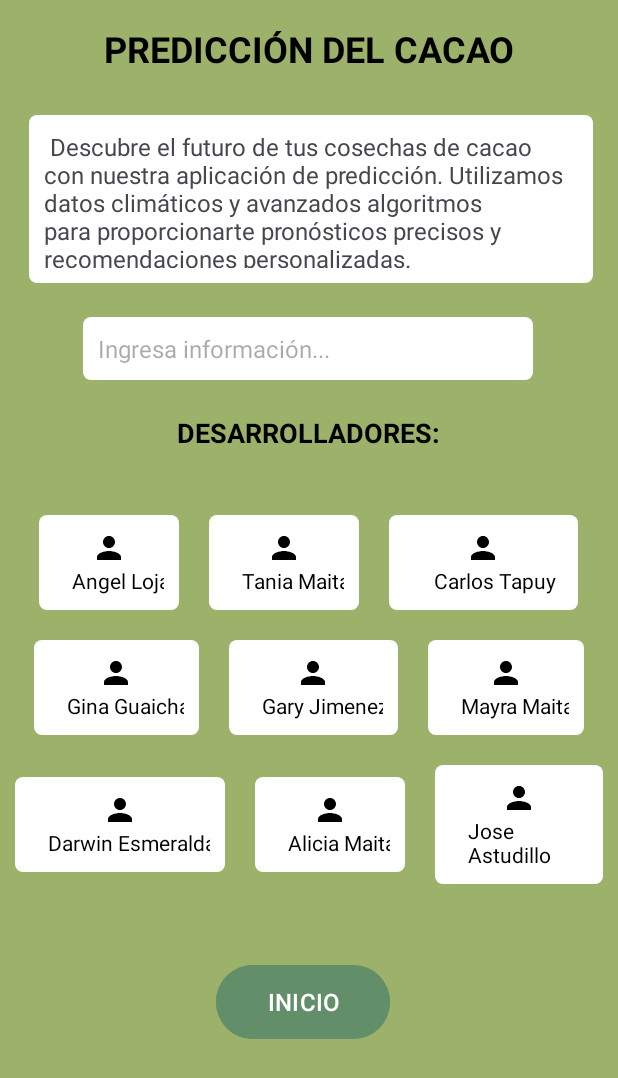
After one commit to Gino-Loja/pafta, an Android app: the Acercade screen opened directly, with no data from a screen before it, on a phone screen of 412 x 824 dp. The commit adds this screen. Shown: the top 1078 px of the screen. Run offline under Robolectric (Android 15) with nearby library versions, the phone set to English and light mode, and no system bars.

Commit message:
vistas modificadas

```diff
--- a/app/src/main/AndroidManifest.xml
+++ b/app/src/main/AndroidManifest.xml
@@ -12,6 +12,9 @@
         android:supportsRtl="true"
         android:theme="@style/Theme.Pafta"
         tools:targetApi="31">
+        <activity
+            android:name=".ui.acercade.Acercade"
+            android:exported="false" />
         <activity
             android:name=".ui.historial.Historial"
             android:exported="false" />
--- /dev/null
+++ b/app/src/main/java/com/example/pafta/ui/acercade/Acercade.kt
@@ -0,0 +1,25 @@
+package com.example.pafta.ui.acercade
+
+import android.content.Intent
+import androidx.appcompat.app.AppCompatActivity
+import android.os.Bundle
+import android.widget.Button
+import com.example.pafta.R
+import com.example.pafta.ui.home.Inicio
+
+class Acercade : AppCompatActivity() {
+
+    lateinit var botonInicioAcercade:Button
+    override fun onCreate(savedInstanceState: Bundle?) {
+        super.onCreate(savedInstanceState)
+        setContentView(R.layout.activity_acercade)
+        botonInicioAcercade = findViewById(R.id.botonInicioAcercade)
+        botonInicioAcercade.setOnClickListener {
+            val intent = Intent(this, Inicio::class.java)
+            startActivity(intent)
+            finish()
+        }
+    }
+
+
+}
--- a/app/src/main/java/com/example/pafta/ui/historial/Historial.kt
+++ b/app/src/main/java/com/example/pafta/ui/historial/Historial.kt
@@ -3,7 +3,9 @@ package com.example.pafta.ui.historial
 import android.content.Intent
 import androidx.appcompat.app.AppCompatActivity
 import android.os.Bundle
+import android.widget.ArrayAdapter
 import android.widget.Button
+import android.widget.Spinner
 import com.example.pafta.R
 import com.example.pafta.ui.home.Inicio
 
@@ -11,6 +13,22 @@ class Historial : AppCompatActivity() {
     override fun onCreate(savedInstanceState: Bundle?) {
         super.onCreate(savedInstanceState)
         setContentView(R.layout.activity_historial)
+
+
+        val spinner: Spinner = findViewById(R.id.spinnerHistorial)
+
+        // Obtén el array de valores desde los recursos
+        val valores: Array<String> = resources.getStringArray(R.array.spinner_values)
+
+        // Crea un ArrayAdapter usando el array de valores y un diseño de spinner predeterminado
+        val adapter: ArrayAdapter<String> = ArrayAdapter(this, android.R.layout.simple_spinner_item, valores)
+
+        // Especifica el diseño del drop-down que se mostrará cuando el Spinner esté abierto
+        adapter.setDropDownViewResource(android.R.layout.simple_spinner_dropdown_item)
+        // Asigna el adaptador al Spinner
+
+        spinner.adapter = adapter
+
 
         findViewById<Button>(R.id.btnFechaInicio).setOnClickListener {
             val newFragment = DatePickerFragment()
@@ -24,7 +42,10 @@ class Historial : AppCompatActivity() {
         findViewById<Button>(R.id.btnInicio).setOnClickListener {
             val intent = Intent(this, Inicio::class.java)
             startActivity(intent)
+            finish()
         }
+
+
 
 
     }
--- a/app/src/main/java/com/example/pafta/ui/home/Inicio.kt
+++ b/app/src/main/java/com/example/pafta/ui/home/Inicio.kt
@@ -7,12 +7,14 @@ import android.widget.ArrayAdapter
 import android.widget.Button
 import android.widget.Spinner
 import com.example.pafta.R
+import com.example.pafta.ui.acercade.Acercade
 import com.example.pafta.ui.historial.Historial
 import com.example.pafta.ui.prediccion.Predicciones
 
 class Inicio : AppCompatActivity() {
 
     lateinit var botonPrediccion:Button
+    lateinit var btnAcercade:Button
     override fun onCreate(savedInstanceState: Bundle?) {
         super.onCreate(savedInstanceState)
         setContentView(R.layout.activity_inicio)
@@ -31,12 +33,17 @@ class Inicio : AppCompatActivity() {
         spinner.adapter = adapter
 
         botonPrediccion = findViewById(R.id.btn_prediccion)
-
+        btnAcercade = findViewById(R.id.btn_acercade)
         botonPrediccion.setOnClickListener {
             val intent = Intent(this, Predicciones::class.java)
             startActivity(intent)
+            finish()
         }
 
-
+        btnAcercade.setOnClickListener {
+            val intent = Intent(this, Acercade::class.java)
+            startActivity(intent)
+            finish()
+        }
     }
 }
--- a/app/src/main/java/com/example/pafta/ui/prediccion/Predicciones.kt
+++ b/app/src/main/java/com/example/pafta/ui/prediccion/Predicciones.kt
@@ -5,10 +5,12 @@ import android.graphics.Color
 import androidx.appcompat.app.AppCompatActivity
 import android.os.Bundle
 import android.util.Log
+import android.widget.Button
 import android.widget.ImageView
 
 import com.example.pafta.R
 import com.example.pafta.ui.historial.Historial
+import com.example.pafta.ui.home.Inicio
 import com.github.mikephil.charting.charts.LineChart
 import com.github.mikephil.charting.components.Description
 import com.github.mikephil.charting.components.XAxis
@@ -35,8 +37,14 @@ class Predicciones : AppCompatActivity() {
         findViewById<ImageView>(R.id.ivImagen).setOnClickListener {
             val intent = Intent(this, Historial::class.java)
             startActivity(intent)
+            finish()
         }
 
+        findViewById<Button>(R.id.bInicioPrediccion).setOnClickListener {
+            val intent = Intent(this, Inicio::class.java)
+            startActivity(intent)
+            finish()
+        }
 
         lineChart = findViewById(R.id.chart)
         var descripcion: Description = Description()
--- /dev/null
+++ b/app/src/main/res/drawable/ic_user.xml
@@ -0,0 +1,5 @@
+<vector android:height="24dp" android:tint="#000000"
+    android:viewportHeight="24" android:viewportWidth="24"
+    android:width="24dp" xmlns:android="http://schemas.android.com/apk/res/android">
+    <path android:fillColor="@android:color/white" android:pathData="M12,12c2.21,0 4,-1.79 4,-4s-1.79,-4 -4,-4 -4,1.79 -4,4 1.79,4 4,4zM12,14c-2.67,0 -8,1.34 -8,4v2h16v-2c0,-2.66 -5.33,-4 -8,-4z"/>
+</vector>
--- /dev/null
+++ b/app/src/main/res/layout/activity_acercade.xml
@@ -0,0 +1,356 @@
+<?xml version="1.0" encoding="utf-8"?>
+<androidx.constraintlayout.widget.ConstraintLayout xmlns:android="http://schemas.android.com/apk/res/android"
+    xmlns:app="http://schemas.android.com/apk/res-auto"
+    xmlns:tools="http://schemas.android.com/tools"
+    android:layout_width="match_parent"
+    android:layout_height="match_parent"
+    android:background="@color/fondo_ini"
+    tools:context=".ui.acercade.Acercade">
+
+    <TextView
+        android:id="@+id/titulo"
+        android:layout_width="wrap_content"
+        android:layout_height="wrap_content"
+        android:layout_marginTop="16dp"
+        android:text="PREDICCIÓN DEL CACAO"
+        android:textColor="@android:color/black"
+        android:textSize="24sp"
+        android:textStyle="bold"
+        app:layout_constraintBottom_toTopOf="@+id/infoGenerica"
+        app:layout_constraintEnd_toEndOf="parent"
+        app:layout_constraintStart_toStartOf="parent"
+        app:layout_constraintTop_toTopOf="parent" />
+
+    <!-- Nombres de Desarrolladores en Dos Columnas Centradas -->
+
+    <TextView
+        android:id="@+id/infoGenerica"
+        android:layout_width="376dp"
+        android:layout_height="112dp"
+        android:layout_marginTop="28dp"
+        android:background="@drawable/view_reondeada_variables"
+        android:padding="10dp"
+        android:text=" Descubre el futuro de tus cosechas de cacao con nuestra aplicación de predicción. Utilizamos datos climáticos y avanzados algoritmos para proporcionarte pronósticos precisos y recomendaciones personalizadas. "
+        android:textSize="16sp"
+        app:layout_constraintEnd_toEndOf="parent"
+        app:layout_constraintHorizontal_bias="0.542"
+        app:layout_constraintStart_toStartOf="parent"
+        app:layout_constraintTop_toBottomOf="@+id/titulo" />
+
+    <EditText
+        android:id="@+id/cuadroTexto"
+        android:layout_width="300dp"
+        android:layout_height="wrap_content"
+        android:background="@drawable/view_reondeada_variables"
+        android:hint="Ingresa información..."
+        android:padding="10dp"
+        android:textSize="16sp"
+        app:layout_constraintBottom_toTopOf="@+id/desarrolladoresLabel"
+        app:layout_constraintEnd_toEndOf="parent"
+        app:layout_constraintHorizontal_bias="0.495"
+        app:layout_constraintStart_toStartOf="parent"
+        app:layout_constraintTop_toBottomOf="@+id/infoGenerica" />
+
+    <LinearLayout
+        android:id="@+id/desarrolladoresContainer"
+        android:layout_width="match_parent"
+        android:layout_height="wrap_content"
+        android:layout_marginTop="80dp"
+        android:orientation="vertical"
+
+        app:layout_constraintEnd_toEndOf="parent"
+        app:layout_constraintStart_toStartOf="parent"
+        app:layout_constraintTop_toBottomOf="@+id/cuadroTexto">
+
+        <LinearLayout
+            android:layout_width="match_parent"
+            android:layout_height="wrap_content"
+            android:gravity="center"
+            android:orientation="horizontal">
+
+            <LinearLayout
+                android:layout_width="wrap_content"
+                android:layout_height="wrap_content"
+                android:layout_margin="10dp"
+                android:layout_marginBottom="8dp"
+                android:background="@drawable/view_reondeada_variables"
+                android:gravity="center"
+                android:orientation="vertical"
+                android:padding="10dp">
+
+                <ImageView
+                    android:layout_width="24dp"
+                    android:layout_height="24dp"
+                    android:gravity="center"
+
+                    android:src="@drawable/ic_user" />
+
+                <TextView
+                    android:layout_width="wrap_content"
+                    android:layout_height="wrap_content"
+                    android:layout_marginStart="8dp"
+                    android:text="Angel Loja"
+                    android:textColor="@android:color/black"
+                    android:textSize="14sp" />
+
+            </LinearLayout>
+
+            <!-- Añade más nombres según sea necesario -->
+            <!-- ... -->
+            <LinearLayout
+                android:layout_width="wrap_content"
+                android:layout_height="wrap_content"
+                android:layout_margin="10dp"
+                android:layout_marginBottom="8dp"
+                android:background="@drawable/view_reondeada_variables"
+                android:gravity="center"
+                android:orientation="vertical"
+                android:padding="10dp"
+
+                >
+
+                <ImageView
+                    android:layout_width="24dp"
+                    android:layout_height="24dp"
+                    android:src="@drawable/ic_user" />
+
+                <TextView
+                    android:layout_width="wrap_content"
+                    android:layout_height="wrap_content"
+                    android:layout_marginStart="8dp"
+                    android:text="Tania Maita"
+                    android:textColor="@android:color/black"
+                    android:textSize="14sp" />
+            </LinearLayout>
+
+            <LinearLayout
+                android:layout_width="wrap_content"
+                android:layout_height="wrap_content"
+                android:layout_margin="10dp"
+                android:layout_marginBottom="8dp"
+                android:background="@drawable/view_reondeada_variables"
+                android:gravity="center"
+                android:orientation="vertical"
+                android:padding="10dp">
+
+                <ImageView
+                    android:layout_width="24dp"
+                    android:layout_height="24dp"
+                    android:src="@drawable/ic_user" />
+
+                <TextView
+                    android:id="@+id/textView"
+                    android:layout_width="wrap_content"
+                    android:layout_height="wrap_content"
+                    android:layout_marginStart="8dp"
+                    android:text="Carlos Tapuy"
+                    android:textColor="@android:color/black"
+                    android:textSize="14sp" />
+
+                <TextView
+                    android:layout_width="wrap_content"
+                    android:layout_height="@+id/infoGenerica"
+                    android:layout_marginStart="8dp"
+                    android:text="GARY JIMENEZ"
+                    android:textColor="@android:color/black"
+                    android:textSize="14sp" />
+            </LinearLayout>
+        </LinearLayout>
+        <!-- Cuadro blanco bonito con ícono de usuario y nombre -->
+
+
+        <androidx.appcompat.widget.LinearLayoutCompat
+            android:layout_width="match_parent"
+            android:layout_height="wrap_content"
+            android:gravity="center"
+            android:orientation="horizontal">
+
+            <LinearLayout
+                android:layout_width="wrap_content"
+                android:layout_height="wrap_content"
+                android:layout_margin="10dp"
+                android:layout_marginBottom="8dp"
+                android:background="@drawable/view_reondeada_variables"
+                android:gravity="center"
+                android:orientation="vertical"
+                android:padding="10dp">
+
+                <ImageView
+                    android:layout_width="24dp"
+                    android:layout_height="24dp"
+                    android:src="@drawable/ic_user" />
+
+                <TextView
+                    android:layout_width="wrap_content"
+                    android:layout_height="wrap_content"
+                    android:layout_marginStart="8dp"
+                    android:text="Gina Guaicha"
+                    android:textColor="@android:color/black"
+                    android:textSize="14sp" />
+            </LinearLayout>
+
+            <LinearLayout
+                android:layout_width="wrap_content"
+                android:layout_height="wrap_content"
+                android:layout_margin="10dp"
+                android:layout_marginBottom="8dp"
+                android:background="@drawable/view_reondeada_variables"
+                android:gravity="center"
+                android:orientation="vertical"
+                android:padding="10dp"
+
+                >
+
+                <ImageView
+                    android:layout_width="24dp"
+                    android:layout_height="24dp"
+                    android:src="@drawable/ic_user" />
+
+                <TextView
+                    android:layout_width="wrap_content"
+                    android:layout_height="wrap_content"
+                    android:layout_marginStart="8dp"
+                    android:text="Gary Jimenez"
+                    android:textColor="@android:color/black"
+                    android:textSize="14sp" />
+            </LinearLayout>
+
+            <LinearLayout
+                android:layout_width="wrap_content"
+                android:layout_height="wrap_content"
+                android:layout_margin="10dp"
+                android:layout_marginBottom="8dp"
+                android:background="@drawable/view_reondeada_variables"
+                android:gravity="center"
+                android:orientation="vertical"
+                android:padding="10dp">
+
+                <ImageView
+                    android:layout_width="24dp"
+                    android:layout_height="24dp"
+                    android:src="@drawable/ic_user" />
+
+                <TextView
+                    android:layout_width="wrap_content"
+                    android:layout_height="wrap_content"
+                    android:layout_marginStart="8dp"
+                    android:text="Mayra Maita"
+                    android:textColor="@android:color/black"
+                    android:textSize="14sp" />
+            </LinearLayout>
+
+        </androidx.appcompat.widget.LinearLayoutCompat>
+
+        <androidx.appcompat.widget.LinearLayoutCompat
+            android:layout_width="match_parent"
+            android:layout_height="wrap_content"
+            android:gravity="center"
+            android:orientation="horizontal">
+
+            <LinearLayout
+                android:layout_width="wrap_content"
+                android:layout_height="wrap_content"
+                android:layout_margin="10dp"
+                android:layout_marginBottom="8dp"
+                android:background="@drawable/view_reondeada_variables"
+                android:gravity="center"
+                android:orientation="vertical"
+                android:padding="10dp">
+
+                <ImageView
+                    android:layout_width="24dp"
+                    android:layout_height="24dp"
+                    android:src="@drawable/ic_user" />
+
+                <TextView
+                    android:layout_width="wrap_content"
+                    android:layout_height="wrap_content"
+                    android:layout_marginStart="8dp"
+                    android:text="Darwin Esmeralda"
+                    android:textColor="@android:color/black"
+                    android:textSize="14sp" />
+            </LinearLayout>
+
+            <LinearLayout
+                android:layout_width="wrap_content"
+                android:layout_height="wrap_content"
+                android:layout_margin="10dp"
+                android:layout_marginBottom="8dp"
+                android:background="@drawable/view_reondeada_variables"
+                android:gravity="center"
+                android:orientation="vertical"
+                android:padding="10dp">
+
+                <ImageView
+                    android:layout_width="24dp"
+                    android:layout_height="24dp"
+                    android:src="@drawable/ic_user" />
+
+                <TextView
+                    android:layout_width="wrap_content"
+                    android:layout_height="wrap_content"
+                    android:layout_marginStart="8dp"
+                    android:text="Alicia Maita"
+                    android:textColor="@android:color/black"
+                    android:textSize="14sp" />
+            </LinearLayout>
+
+            <LinearLayout
+                android:layout_width="wrap_content"
+                android:layout_height="wrap_content"
+                android:layout_margin="10dp"
+                android:layout_marginBottom="8dp"
+                android:background="@drawable/view_reondeada_variables"
+                android:gravity="center"
+                android:orientation="vertical"
+                android:padding="10dp">
+
+                <ImageView
+                    android:layout_width="24dp"
+                    android:layout_height="24dp"
+                    android:src="@drawable/ic_user" />
+
+                <TextView
+                    android:layout_width="wrap_content"
+                    android:layout_height="wrap_content"
+                    android:layout_marginStart="8dp"
+                    android:text="Jose Astudillo"
+                    android:textColor="@android:color/black"
+                    android:textSize="14sp" />
+            </LinearLayout>
+        </androidx.appcompat.widget.LinearLayoutCompat>
+
+
+    </LinearLayout>
+
+    <TextView
+        android:id="@+id/desarrolladoresLabel"
+        android:layout_width="wrap_content"
+        android:layout_height="wrap_content"
+        android:layout_row="0"
+        android:layout_column="6"
+        android:layout_gravity="center_horizontal"
+        android:layout_marginTop="276dp"
+        android:text="DESARROLLADORES:"
+        android:textColor="@android:color/black"
+        android:textSize="18sp"
+        android:textStyle="bold"
+        app:layout_constraintEnd_toEndOf="parent"
+        app:layout_constraintStart_toStartOf="parent"
+        app:layout_constraintTop_toTopOf="parent" />
+
+    <Button
+        android:id="@+id/botonInicioAcercade"
+        android:layout_width="116dp"
+        android:layout_height="57dp"
+        android:layout_marginStart="144dp"
+        android:layout_marginTop="40dp"
+        android:backgroundTint="@color/botones"
+        android:padding="10dp"
+        android:text="INICIO"
+        android:textColor="@android:color/white"
+        android:textSize="16sp"
+        app:layout_constraintStart_toStartOf="parent"
+        app:layout_constraintTop_toBottomOf="@+id/desarrolladoresContainer" />
+
+</androidx.constraintlayout.widget.ConstraintLayout>
--- a/app/src/main/res/layout/activity_historial.xml
+++ b/app/src/main/res/layout/activity_historial.xml
@@ -20,6 +20,15 @@
         app:layout_constraintStart_toStartOf="parent"
         app:layout_constraintTop_toTopOf="parent">
 
+        <Spinner
+            android:id="@+id/spinnerHistorial"
+            android:layout_width="89dp"
+            android:padding="10dp"
+            android:layout_height="wrap_content"
+            android:background="@color/principal"
+            android:popupBackground="@color/principal">
+
+        </Spinner>
         <Button
             android:id="@+id/btnFechaInicio"
             android:layout_width="wrap_content"
@@ -107,8 +116,6 @@
                 android:text="Res"
                 android:textStyle="bold" />
         </TableRow>
-
-
         <TableRow>
 
             <TextView
@@ -185,7 +192,6 @@
                 android:text="Bueno" />
 
         </TableRow>
-
         <TableRow>
 
             <TextView
@@ -272,7 +278,7 @@
         android:layout_height="wrap_content"
         android:layout_marginBottom="20dp"
         android:text="Inicio"
-        android:backgroundTint="@color/botones"
+        android:backgroundTint="@color/principal"
         android:textColor="@color/white"
         app:layout_constraintBottom_toBottomOf="parent"
         app:layout_constraintEnd_toEndOf="parent"
--- a/app/src/main/res/layout/activity_inicio.xml
+++ b/app/src/main/res/layout/activity_inicio.xml
@@ -28,8 +28,8 @@
             android:layout_marginBottom="30dp"
             android:src="@drawable/mapa" />
         <Spinner
-            android:background="@color/botones"
-            android:popupBackground="@color/botones"
+            android:background="@color/principal"
+            android:popupBackground="@color/principal"
             android:id="@+id/spinner"
             android:layout_width="300dp"
 
@@ -134,6 +134,22 @@
 
 
         </LinearLayout>
+
+        <LinearLayout
+            android:layout_width="match_parent"
+            android:layout_height="wrap_content"
+            android:orientation="horizontal"
+            android:gravity="center">
+            <Button
+                android:id="@+id/btn_acercade"
+                android:layout_width="wrap_content"
+                android:layout_height="wrap_content"
+                android:layout_marginTop="10dp"
+                android:textSize="16sp"
+                android:layout_marginRight="20dp"
+                android:text="acerca de">
+
+            </Button>
             <Button
                 android:id="@+id/btn_prediccion"
                 android:layout_width="wrap_content"
@@ -144,4 +160,6 @@
 
             </Button>
         </LinearLayout>
+
+    </LinearLayout>
 </androidx.constraintlayout.widget.ConstraintLayout>
--- a/app/src/main/res/layout/activity_predicciones.xml
+++ b/app/src/main/res/layout/activity_predicciones.xml
@@ -21,7 +21,6 @@
         android:id="@+id/linearLayout4"
         android:layout_width="407dp"
         android:layout_height="300dp"
-        android:padding="5dp"
         app:layout_constraintBottom_toBottomOf="parent"
         app:layout_constraintEnd_toEndOf="parent"
         app:layout_constraintStart_toStartOf="parent"
@@ -31,6 +30,8 @@
         <com.github.mikephil.charting.charts.LineChart
             android:id="@+id/chart"
             android:layout_width="match_parent"
+            android:layout_margin="13dp"
+            android:background="@drawable/view_reondeada_variables"
             android:layout_height="match_parent">
 
         </com.github.mikephil.charting.charts.LineChart>
@@ -94,10 +95,10 @@
         app:layout_constraintVertical_bias="0.05" />
 
     <Button
-        android:id="@+id/bInicio"
+        android:id="@+id/bInicioPrediccion"
         android:layout_width="wrap_content"
         android:layout_height="wrap_content"
-        android:backgroundTint="@color/botones"
+        android:backgroundTint="@color/principal"
         android:text="INICIO"
         android:textColor="@color/black"
         android:textStyle="bold"
--- a/app/src/main/res/values/colors.xml
+++ b/app/src/main/res/values/colors.xml
@@ -2,12 +2,9 @@
 <resources>
     <color name="fondo_ini">#9CB169</color>
     <color name="botones">#638E6A</color>
-
     <color name="principal">#007A6A</color>
     <color name="fondo_secu">#F8BE8D</color>
-
     <color name="white">#FFFFFF</color>
-
     <color name="black">#000000</color>
     <color name="purple_200">#9C27B0</color>
 
```
Lines whose indentation alone changed are shown as unchanged.
